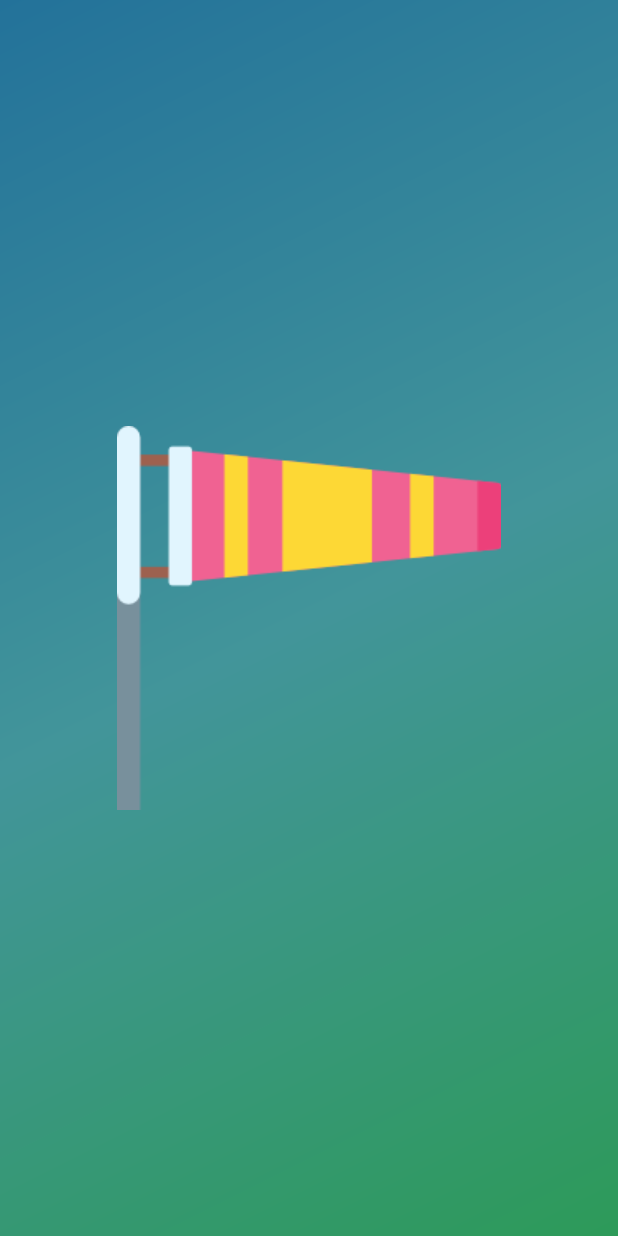
After one commit to ammy-kang2989/currentWeather, an Android app: the SplashActivity screen opened directly, with no data from a screen before it, on a phone screen of 412 x 824 dp. The commit adds this screen. Run offline under Robolectric (Android 15) with nearby library versions, the phone set to English and light mode, and no system bars.

Commit message:
Splash activity added.

```diff
--- a/app/src/main/AndroidManifest.xml
+++ b/app/src/main/AndroidManifest.xml
@@ -12,14 +12,16 @@
         android:theme="@style/Theme.MyWeatherApp"
         tools:targetApi="31">
         <activity
-            android:name=".MainActivity"
-            android:exported="true">
+            android:name=".view.screens.SplashActivity"
+            android:theme="@style/SplashTheme"
+            android:exported="true" >
             <intent-filter>
                 <action android:name="android.intent.action.MAIN" />
 
                 <category android:name="android.intent.category.LAUNCHER" />
             </intent-filter>
         </activity>
+        <activity android:name=".MainActivity"/>
     </application>
 
 </manifest>
--- /dev/null
+++ b/app/src/main/java/com/example/myweatherapp/view/screens/SplashActivity.java
@@ -0,0 +1,26 @@
+package com.example.myweatherapp.view.screens;
+
+import androidx.appcompat.app.AppCompatActivity;
+
+import android.content.Intent;
+import android.os.Bundle;
+import android.os.Handler;
+
+import com.example.myweatherapp.MainActivity;
+import com.example.myweatherapp.R;
+
+public class SplashActivity extends AppCompatActivity {
+
+    @Override
+    protected void onCreate(Bundle savedInstanceState) {
+        super.onCreate(savedInstanceState);
+        setContentView(R.layout.activity_splash);
+
+        new Handler().postDelayed(() -> {
+            Intent intent = new Intent(this, MainActivity.class);
+            startActivity(intent);
+            finish();
+        }, 3000);
+
+    }
+}
--- /dev/null
+++ b/app/src/main/res/drawable/bg_gradient.xml
@@ -0,0 +1,12 @@
+<?xml version="1.0" encoding="utf-8"?>
+<shape
+    xmlns:tools="http://schemas.android.com/tools"
+    xmlns:android="http://schemas.android.com/apk/res/android"
+    android:shape="rectangle"
+    tools:ignore="NamespaceTypo">
+    <gradient
+        android:startColor="#ff2d9a59"
+        android:centerColor="#ff42959a"
+        android:endColor="#ff23729a"
+        android:angle="135"/>
+</shape>
--- /dev/null
+++ b/app/src/main/res/drawable/splash_background.xml
@@ -0,0 +1,13 @@
+<?xml version="1.0" encoding="utf-8"?>
+<layer-list
+    xmlns:tools="http://schemas.android.com/tools"
+    xmlns:android="http://schemas.android.com/apk/res/android"
+    tools:ignore="NamespaceTypo">
+    <item android:drawable="@drawable/bg_gradient"/>
+    <item>
+        <bitmap
+            android:gravity="center"
+            android:src="@drawable/flag"/>
+    </item>
+
+</layer-list>
--- /dev/null
+++ b/app/src/main/res/layout/activity_splash.xml
@@ -0,0 +1,9 @@
+<?xml version="1.0" encoding="utf-8"?>
+<androidx.constraintlayout.widget.ConstraintLayout xmlns:android="http://schemas.android.com/apk/res/android"
+    xmlns:app="http://schemas.android.com/apk/res-auto"
+    xmlns:tools="http://schemas.android.com/tools"
+    android:layout_width="match_parent"
+    android:layout_height="match_parent"
+    tools:context=".view.screens.SplashActivity">
+
+</androidx.constraintlayout.widget.ConstraintLayout>
--- a/app/src/main/res/values/themes.xml
+++ b/app/src/main/res/values/themes.xml
@@ -13,4 +13,13 @@
         <item name="android:statusBarColor">?attr/colorPrimaryVariant</item>
         <!-- Customize your theme here. -->
     </style>
+
+
+    <style name="SplashTheme" parent="Theme.MaterialComponents.Light.NoActionBar">
+        <item name="android:windowBackground">@drawable/splash_background</item>
+        <item name="colorPrimary">@color/purple_500</item>
+        <item name="colorPrimaryDark">@color/purple_700</item>
+        <item name="colorAccent">@color/teal_200</item>
+        <item name="android:statusBarColor">@color/teal_700</item>
+    </style>
 </resources>
```
Also changed, not shown: app/src/main/java/com/example/myweatherapp/MainActivity.java (+32 -0 lines), app/src/main/res/drawable/flag.png (added).
